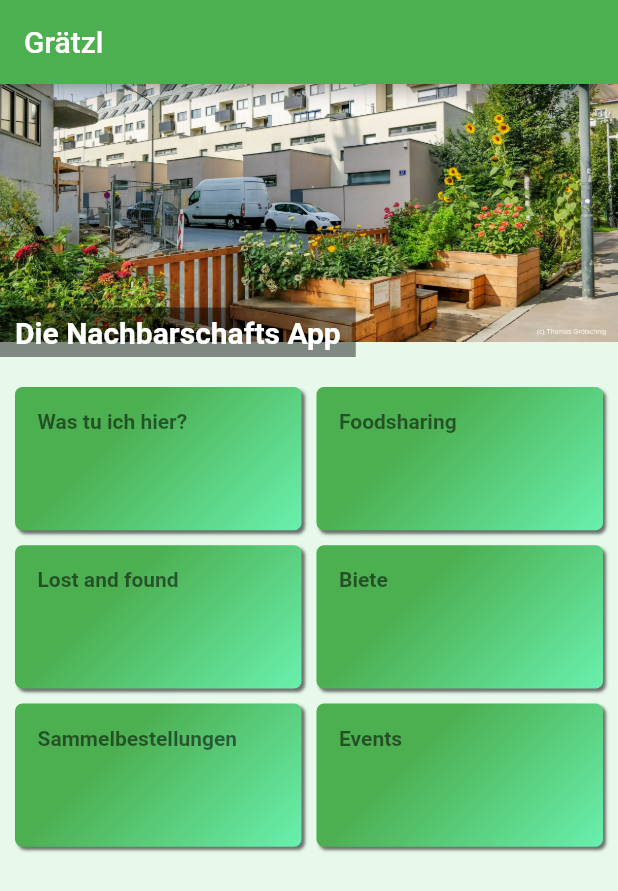
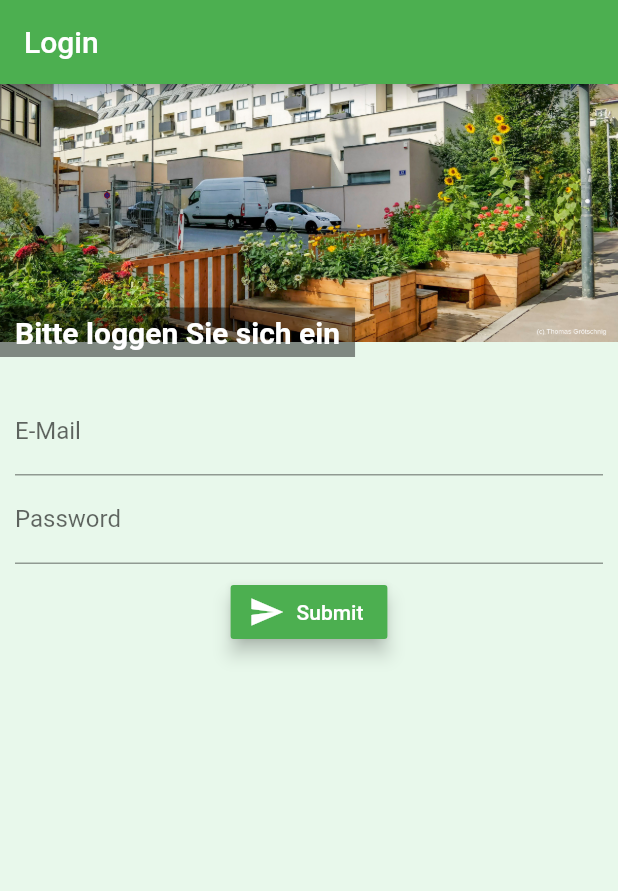
Before and after one commit to chrii/graetzl, a Flutter app: the screen it shows after launch, on a phone screen of 412 x 824 dp. Shown: the top 891 px of the screen. Run offline on Flutter 3.47's test engine with Material 2 defaults, Android fonts, the phone set to English and light mode, and no system bars; our stand-ins replace email_validator.

Commit message:
Created Screen & Mail Login

```diff
--- a/lib/main.dart
+++ b/lib/main.dart
@@ -1,5 +1,6 @@
 import 'package:flutter/material.dart';
 import 'package:graetzl/routes/home.dart';
+import 'package:graetzl/routes/login_route.dart';
 import 'package:graetzl/routes/routes.dart';
 
 void main() => runApp(App());
@@ -13,7 +14,7 @@ class App extends StatelessWidget {
         accentColor: Colors.greenAccent,
         backgroundColor: Color.fromRGBO(232, 248, 235, 1),
       ),
-      home: Home(),
+      home: LoginRoute(),
       routes: routes,
     );
   }
--- a/lib/routes/login_route.dart
+++ b/lib/routes/login_route.dart
@@ -1,18 +1,54 @@
 import 'package:flutter/material.dart';
+import 'package:graetzl/mixins/device_mixins.dart';
 
-class LoginRoute extends StatelessWidget {
+import '../widgets/login/mail_login_field.dart';
+
+class LoginRoute extends StatelessWidget with DeviceSpecificMedia {
   build(BuildContext context) {
+    final appBar = AppBar(
+      title: Text('Login'),
+    );
+
     return Scaffold(
-      appBar: AppBar(
-        title: Text('Login'),
-      ),
-      body: Center(
-        child: Form(
-          child: Column(
-            children: <Widget>[
-              FormField(builder: null),
-            ],
-          ),
+      backgroundColor: Theme.of(context).backgroundColor,
+      appBar: appBar,
+      body: SingleChildScrollView(
+        child: Column(
+          mainAxisAlignment: MainAxisAlignment.center,
+          crossAxisAlignment: CrossAxisAlignment.stretch,
+          children: <Widget>[
+            Container(
+              height: deviceHeight(context, appBar) * 0.25,
+              child: Stack(
+                children: <Widget>[
+                  Image(
+                    fit: BoxFit.fitWidth,
+                    image: AssetImage("assets/images/mainPhoto.png"),
+                  ),
+                  Positioned(
+                    bottom: 10.0,
+                    child: Container(
+                      padding:
+                          EdgeInsets.symmetric(vertical: 5.0, horizontal: 10.0),
+                      color: Colors.black45,
+                      child: Text(
+                        'Bitte loggen Sie sich ein',
+                        style: TextStyle(
+                            color: Colors.white,
+                            fontWeight: FontWeight.bold,
+                            fontSize: 20.0),
+                      ),
+                    ),
+                  ),
+                ],
+              ),
+            ),
+            Container(
+              height: deviceHeight(context, appBar) * 0.75,
+              padding: EdgeInsets.symmetric(horizontal: 10.0),
+              child: MailLoginField(),
+            ),
+          ],
         ),
       ),
     );
--- /dev/null
+++ b/lib/widgets/login/mail_login_field.dart
@@ -0,0 +1,55 @@
+import 'package:email_validator/email_validator.dart';
+import 'package:flutter/material.dart';
+
+class MailLoginField extends StatefulWidget {
+  _MailLoginFieldState createState() => _MailLoginFieldState();
+}
+
+class _MailLoginFieldState extends State<MailLoginField> {
+  final _mailInput = TextEditingController();
+  bool _isVaild = true;
+
+  void _validate() {
+    setState(() {
+      _isVaild = EmailValidator.validate(_mailInput.text);
+    });
+  }
+
+  build(BuildContext context) {
+    return Column(
+      children: <Widget>[
+        SizedBox(height: 10.0),
+        TextField(
+          controller: _mailInput,
+          keyboardType: TextInputType.emailAddress,
+          decoration: InputDecoration(
+              labelText: "E-Mail",
+              errorText:
+                  _isVaild ? null : "Die E-Mail Adresse ist nicht korrekt"),
+        ),
+        TextField(
+          decoration: InputDecoration(
+            labelText: "Password",
+          ),
+          obscureText: true,
+        ),
+        ButtonBar(
+          alignment: MainAxisAlignment.spaceEvenly,
+          children: <Widget>[
+            RaisedButton.icon(
+              elevation: 5.0,
+              //textColor: Theme.of(context).primaryColor,
+              color: Theme.of(context).primaryColor,
+              onPressed: () {
+                _validate();
+                print(_mailInput.text);
+              },
+              icon: Icon(Icons.send),
+              label: Text("Submit"),
+            ),
+          ],
+        ),
+      ],
+    );
+  }
+}
--- a/pubspec.yaml
+++ b/pubspec.yaml
@@ -25,6 +25,8 @@ dependencies:
   cupertino_icons: ^0.1.2
 
   location: ^2.5.4
+
+  email_validator: ^1.0.4
 
 dev_dependencies:
   flutter_test:
```
Also changed, not shown: lib/routes/home.dart (+4 -3 lines), pubspec.lock.
